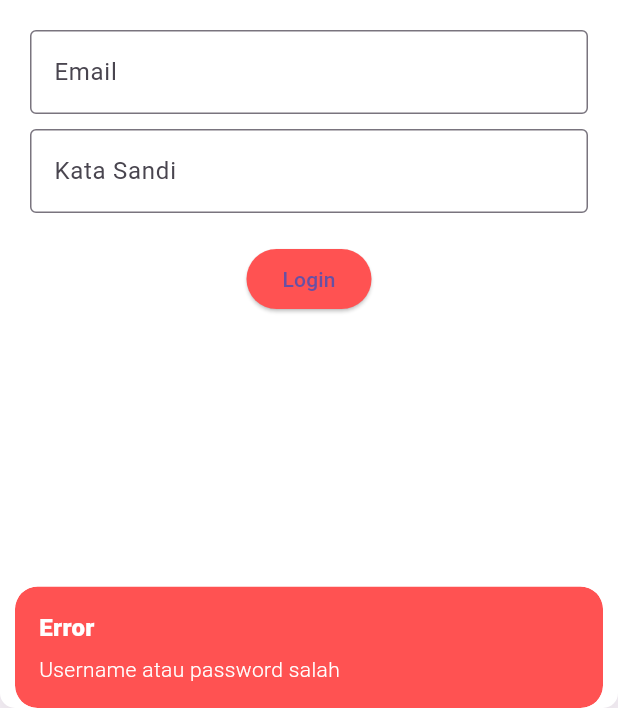
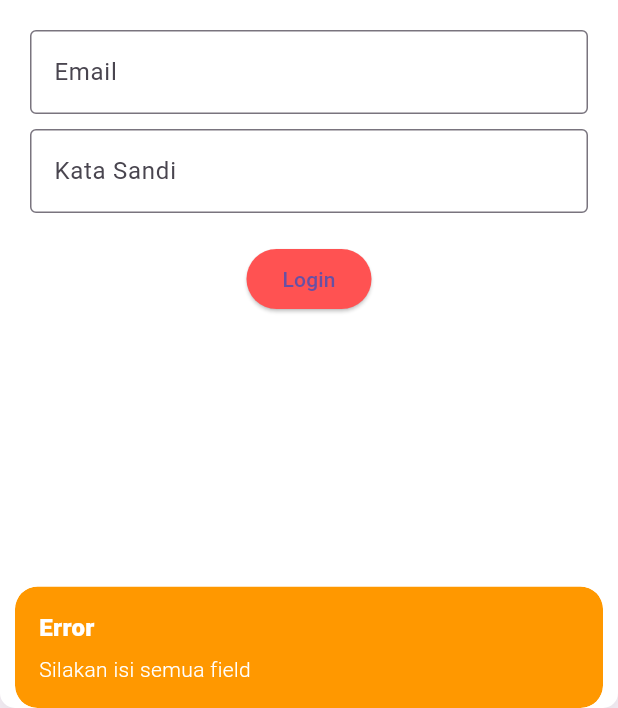
Before and after one commit to Choiranam/getx_apps, a Flutter app: the LoginPage screen opened by its route, after a tap on "Login", on a phone screen of 412 x 824 dp, the part 528-1236 px from its top. Run offline on Flutter 3.47's test engine with Material 3 defaults, Android fonts, the phone set to English and light mode, and no system bars; our stand-ins replace get, shared_preferences; accounts and stored records are empty.

Commit message:
logika login page dan profile #2

```diff
--- a/lib/pages/home_page.dart
+++ b/lib/pages/home_page.dart
@@ -6,6 +6,7 @@ import 'package:getx_apps/pages/menus/favorites.dart';
 import 'package:getx_apps/pages/menus/cart.dart';
 import 'package:getx_apps/pages/menus/profile.dart';
 import 'package:getx_apps/pages/menus/custom_bottom_navigation_bar.dart';
+import 'package:getx_apps/pages/login_page.dart';
 
 class HomePage extends StatelessWidget {
   const HomePage({super.key});
--- a/lib/pages/login_page.dart
+++ b/lib/pages/login_page.dart
@@ -1,11 +1,13 @@
 import 'package:flutter/material.dart';
 import 'package:get/get.dart';
+import 'package:shared_preferences/shared_preferences.dart';
 import 'package:getx_apps/controller/login_controller.dart';
 
 class LoginPage extends StatelessWidget {
   LoginPage({super.key});
 
-  final loginController = Get.put(LoginController()); // Menginisialisasi controller
+  final loginController =
+      Get.put(LoginController()); // Menginisialisasi controller
 
   @override
   Widget build(BuildContext context) {
@@ -63,13 +65,29 @@ class LoginPage extends StatelessWidget {
               ),
               SizedBox(height: 20),
               ElevatedButton(
-                onPressed: () {
-                  if (loginController.login()) {
-                    Get.toNamed('homepage');
+                onPressed: () async {
+                  // Validasi jika username dan password tidak kosong
+                  if (loginController.username.value.isNotEmpty &&
+                      loginController.password.value.isNotEmpty) {
+                    bool success =
+                        await loginController.login(); // Tunggu hasil login
+                    if (success) {
+                      Get.toNamed('/homepage');
+                    } else {
+                      Get.snackbar(
+                        'Error',
+                        'Username atau password salah',
+                        snackPosition: SnackPosition.BOTTOM,
+                        backgroundColor: Colors.redAccent,
+                        colorText: Colors.white,
+                      );
+                    }
                   } else {
-                    Get.snackbar('Error', 'Username atau password salah',
+                    Get.snackbar(
+                      'Error',
+                      'Silakan isi semua field',
                       snackPosition: SnackPosition.BOTTOM,
-                      backgroundColor: Colors.redAccent,
+                      backgroundColor: Colors.orange,
                       colorText: Colors.white,
                     );
                   }
--- a/pubspec.yaml
+++ b/pubspec.yaml
@@ -36,6 +36,8 @@ dependencies:
   # Use with the CupertinoIcons class for iOS style icons.
   cupertino_icons: ^1.0.6
   get: ^4.6.6
+  get_storage: ^2.0.3
+  shared_preferences: ^2.0.13
 
 dev_dependencies:
   flutter_test:
```
Also changed, not shown: lib/controller/login_controller.dart (+16 -4 lines), lib/main.dart (+23 -11 lines), lib/pages/menus/profile.dart (+45 -34 lines), pubspec.lock, 1 other file.
